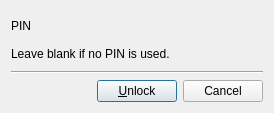
The window that src/localvault/src/gui/UnlockVaultDialog.ui (soramimi/Guitar) describes before a commit, drawn with Qt 5.
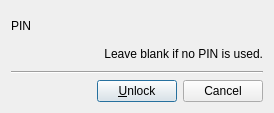
The same window after the commit. Custom widgets are drawn as their Qt base class.

Commit message: Add compile‑time VAULT_ALLOW_EMPTY_PIN flag and expose allow_empty_pin constant. Introduce ApplicationGlobal::vault_schema() and use it for vault unlocking. Refactor PIN handling: replace legacy PinDialog with Setup/Unlock/Reset/Change dialogs and update UI.

Diff of the .ui file:
```diff
--- a/src/localvault/src/gui/UnlockVaultDialog.ui
+++ b/src/localvault/src/gui/UnlockVaultDialog.ui
@@ -55,6 +55,9 @@
      <property name="text">
       <string>Leave blank if no PIN is used.</string>
      </property>
+     <property name="alignment">
+      <set>Qt::AlignmentFlag::AlignRight|Qt::AlignmentFlag::AlignTrailing|Qt::AlignmentFlag::AlignVCenter</set>
+     </property>
      <property name="wordWrap">
       <bool>false</bool>
      </property>
```
Left out of the diff: 2 changed lines with no effect on the pictures. The commit also changes 27 other files.
